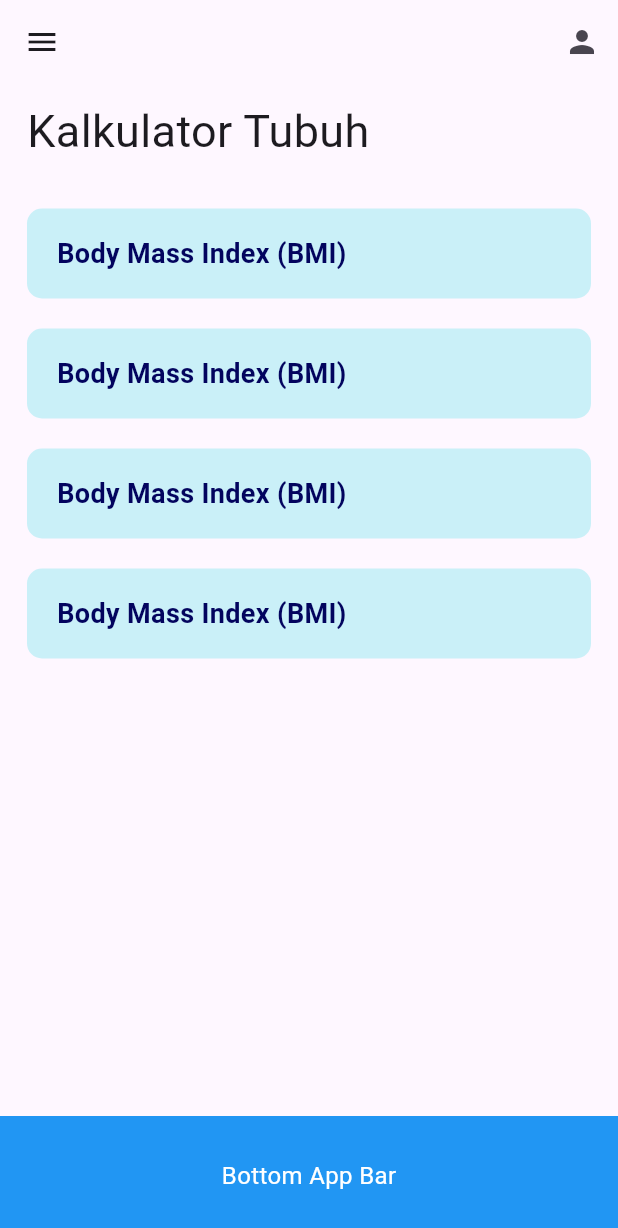
After one commit to zakijamaliarafi/MedAl, a Flutter app: the CalculatorList screen opened directly, in the side drawer, after a tap on "Body Mass Index (BMI)", on a phone screen of 412 x 824 dp. The commit adds this screen. Shown: the top 1228 px of the screen. Run offline on Flutter 3.47's test engine with Material 3 defaults, Android fonts, the phone set to English and light mode, and no system bars; our stand-ins replace cloud_firestore, firebase_auth, firebase_core, fluttertoast, google_fonts; accounts and stored records are empty.

Commit message:
Progress kalkulator + Membuat komponen drawer

```diff
--- /dev/null
+++ b/lib/pages/calculator/calculator_list.dart
@@ -0,0 +1,165 @@
+import 'package:firebase_auth/firebase_auth.dart';
+import 'package:flutter/material.dart';
+import 'package:google_fonts/google_fonts.dart';
+import 'package:medal/pages/components/custom_drawer.dart';
+import 'package:medal/pages/reminder/add.dart';
+import 'package:medal/services/auth_service.dart';
+import 'package:medal/pages/calculator/calculator_bmi.dart';
+
+class CalculatorList extends StatelessWidget {
+  const CalculatorList({super.key});
+
+  @override
+  Widget build(BuildContext context) {
+    return Scaffold(
+      appBar: AppBar(
+        // title: Text('Kalkulator Tubuh', style: GoogleFonts.raleway()),
+        actions: [
+          IconButton(
+              icon: Icon(Icons.person),
+              onPressed: () {
+                Navigator.push(
+                  context,
+                  MaterialPageRoute(builder: (context) => AddReminder()),
+                );
+              }),
+        ],
+      ),
+      drawer: CustomDrawer(),
+      bottomNavigationBar: BottomAppBar(
+        color: Colors.blue,
+        elevation: 100,
+        child: Container(
+          height: 60, // Tinggi bar
+          alignment: Alignment.center,
+          child: Text(
+            'Bottom App Bar',
+            style: TextStyle(color: Colors.white, fontSize: 16),
+          ),
+        ),
+      ),
+      body: Padding(
+        padding: EdgeInsets.fromLTRB(18, 10, 18, 10),
+        child: Column(
+          children: [
+            Container(
+              width: double.infinity,
+              child: Text(
+                "Kalkulator Tubuh",
+                style: TextStyle(fontSize: 30),
+                textAlign: TextAlign.left,
+              ),
+            ),
+            SizedBox(
+              height: 30,
+            ),
+            GestureDetector(
+              onTap: () {
+                Navigator.push(
+                  context,
+                  MaterialPageRoute(builder: (context) => CalculatorBmi()),
+                );
+              },
+              child: Container(
+                width: double.infinity,
+                margin: EdgeInsets.only(bottom: 20),
+                height: 60,
+                alignment: Alignment.centerLeft,
+                padding: const EdgeInsets.only(left: 20),
+                decoration: BoxDecoration(
+                  borderRadius: BorderRadius.circular(10),
+                  color: Color(0xFFCAF0F8),
+                ),
+                child: Text(
+                  "Body Mass Index (BMI)",
+                  style: TextStyle(
+                      fontSize: 18,
+                      color: Color(0xFF03045E),
+                      fontWeight: FontWeight.bold),
+                ),
+              ),
+            ),
+            GestureDetector(
+              onTap: () {
+                Navigator.push(
+                  context,
+                  MaterialPageRoute(builder: (context) => CalculatorBmi()),
+                );
+              },
+              child: Container(
+                width: double.infinity,
+                margin: EdgeInsets.only(bottom: 20),
+                height: 60,
+                alignment: Alignment.centerLeft,
+                padding: const EdgeInsets.only(left: 20),
+                decoration: BoxDecoration(
+                  borderRadius: BorderRadius.circular(10),
+                  color: Color(0xFFCAF0F8),
+                ),
+                child: Text(
+                  "Body Mass Index (BMI)",
+                  style: TextStyle(
+                      fontSize: 18,
+                      color: Color(0xFF03045E),
+                      fontWeight: FontWeight.bold),
+                ),
+              ),
+            ),
+            GestureDetector(
+              onTap: () {
+                Navigator.push(
+                  context,
+                  MaterialPageRoute(builder: (context) => CalculatorBmi()),
+                );
+              },
+              child: Container(
+                width: double.infinity,
+                margin: EdgeInsets.only(bottom: 20),
+                height: 60,
+                alignment: Alignment.centerLeft,
+                padding: const EdgeInsets.only(left: 20),
+                decoration: BoxDecoration(
+                  borderRadius: BorderRadius.circular(10),
+                  color: Color(0xFFCAF0F8),
+                ),
+                child: Text(
+                  "Body Mass Index (BMI)",
+                  style: TextStyle(
+                      fontSize: 18,
+                      color: Color(0xFF03045E),
+                      fontWeight: FontWeight.bold),
+                ),
+              ),
+            ),
+            GestureDetector(
+              onTap: () {
+                Navigator.push(
+                  context,
+                  MaterialPageRoute(builder: (context) => CalculatorBmi()),
+                );
+              },
+              child: Container(
+                width: double.infinity,
+                margin: EdgeInsets.only(bottom: 20),
+                height: 60,
+                alignment: Alignment.centerLeft,
+                padding: const EdgeInsets.only(left: 20),
+                decoration: BoxDecoration(
+                  borderRadius: BorderRadius.circular(10),
+                  color: Color(0xFFCAF0F8),
+                ),
+                child: Text(
+                  "Body Mass Index (BMI)",
+                  style: TextStyle(
+                      fontSize: 18,
+                      color: Color(0xFF03045E),
+                      fontWeight: FontWeight.bold),
+                ),
+              ),
+            ),
+          ],
+        ),
+      ),
+    );
+  }
+}
--- /dev/null
+++ b/lib/pages/components/custom_drawer.dart
@@ -0,0 +1,67 @@
+import 'package:flutter/material.dart';
+import 'package:firebase_auth/firebase_auth.dart';
+import 'package:medal/pages/home/home.dart';
+import 'package:medal/services/auth_service.dart';
+import 'package:medal/pages/calculator/calculator_list.dart';
+
+class CustomDrawer extends StatelessWidget {
+  const CustomDrawer({super.key});
+
+  @override
+  Widget build(BuildContext context) {
+    return Drawer(
+      child: ListView(
+        padding: EdgeInsets.zero,
+        children: <Widget>[
+          UserAccountsDrawerHeader(
+            accountName: Text(''),
+            accountEmail: Text(FirebaseAuth.instance.currentUser?.email ?? ''),
+            currentAccountPicture: CircleAvatar(
+              child: Text(
+                FirebaseAuth.instance.currentUser?.email?.substring(0, 1) ?? '',
+                style: TextStyle(fontSize: 40.0),
+              ),
+            ),
+          ),
+          ListTile(
+            leading: Icon(Icons.medical_services),
+            title: Text('Pengingat Obat'),
+            onTap: () {
+              Navigator.pushReplacement(
+                  context,
+                  MaterialPageRoute(
+                      builder: (BuildContext context) => const Home()));
+            },
+          ),
+          ListTile(
+            leading: Icon(Icons.calendar_today),
+            title: Text('Jadwal Kunjungan'),
+            onTap: () {
+              // Navigate to Jadwal Kunjungan
+            },
+          ),
+          ListTile(
+            leading: const Icon(Icons.calculate),
+            title: Text('Kalkulator Tubuh'),
+            onTap: () {
+              Navigator.pushReplacement(
+                  context,
+                  MaterialPageRoute(
+                      builder: (BuildContext context) =>
+                          const CalculatorList()));
+            },
+          ),
+          // Spacer(),
+          ListTile(
+            leading: Icon(Icons.logout),
+            title: Text('Logout'),
+            onTap: () async {
+              // Logout action
+              await AuthService().signout(context: context);
+            },
+          ),
+        ],
+      ),
+    );
+  }
+}
--- a/lib/services/reminder_service.dart
+++ b/lib/services/reminder_service.dart
@@ -39,10 +39,12 @@ class ReminderService {
         .where('userId', isEqualTo: user.uid)
         .orderBy('timestamp', descending: true)
         .snapshots()
-        .map((snapshot) => snapshot.docs.map((doc) => {
+        .map((snapshot) => snapshot.docs
+            .map((doc) => {
                   'id': doc.id,
                   ...doc.data() as Map<String, dynamic>,
-            }).toList());
+                })
+            .toList());
   }
 
   Future<void> updateReminder({
```
Also changed, not shown: lib/pages/calculator/calculator_bmi.dart (added, +161 -0 lines), lib/pages/home/home.dart (+6 -43 lines), lib/pages/reminder/add.dart (+3 -4 lines), lib/pages/reminder/detail.dart (+5 -3 lines). Lines whose indentation alone changed are shown as unchanged.
